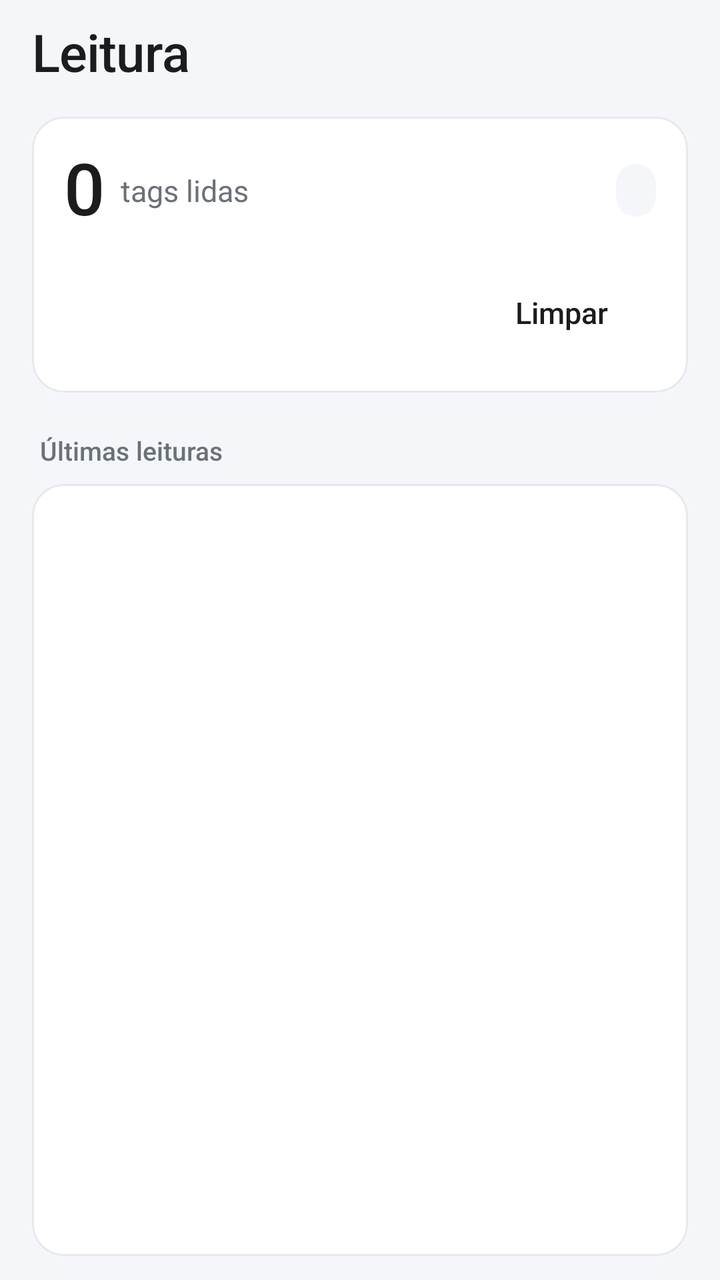
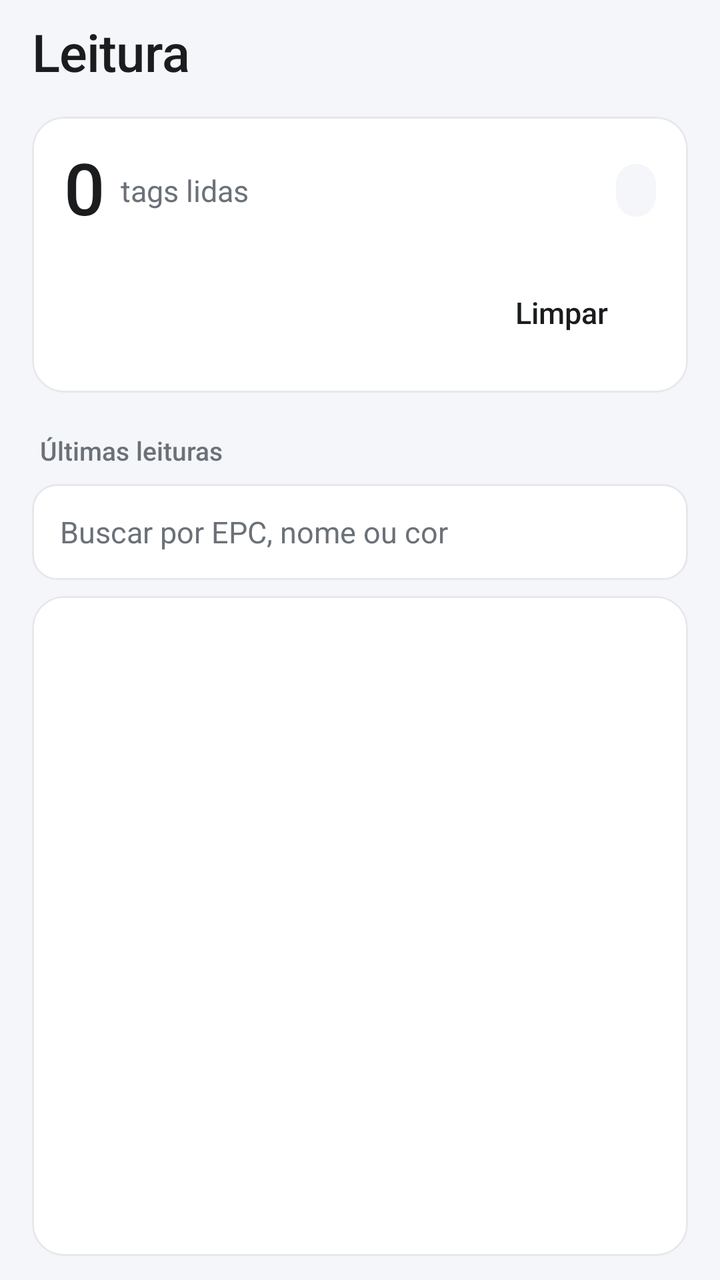

An Android layout rendered at two revisions. The XML below is the earlier revision; the diff shows what the commit changed to produce the second picture.
<!-- AndroidManifest.xml: application theme Theme.InventarioTRI082 -->
<!-- res/layout/fragment_leitura.xml -->
<?xml version="1.0" encoding="utf-8"?>
<LinearLayout xmlns:android="http://schemas.android.com/apk/res/android"
    xmlns:app="http://schemas.android.com/apk/res-auto"
    android:layout_width="match_parent"
    android:layout_height="match_parent"
    android:orientation="vertical"
    android:background="@color/fundo"
    android:paddingHorizontal="16dp"
    android:paddingTop="12dp"
    android:paddingBottom="12dp">

    <TextView
        android:id="@+id/leitura_titulo"
        style="@style/Titulo"
        android:layout_width="wrap_content"
        android:layout_height="wrap_content"
        android:layout_marginBottom="16dp"
        android:text="@string/titulo_leitura" />

    <com.google.android.material.card.MaterialCardView
        style="@style/Cartao"
        android:layout_width="match_parent"
        android:layout_height="wrap_content">

        <LinearLayout
            android:layout_width="match_parent"
            android:layout_height="wrap_content"
            android:orientation="vertical"
            android:padding="16dp">

            <LinearLayout
                android:layout_width="match_parent"
                android:layout_height="wrap_content"
                android:orientation="horizontal"
                android:gravity="center_vertical">

                <TextView
                    android:id="@+id/texto_contagem"
                    android:layout_width="wrap_content"
                    android:layout_height="wrap_content"
                    android:textColor="@color/texto"
                    android:textSize="36sp"
                    android:fontFamily="sans-serif-medium"
                    android:includeFontPadding="false"
                    android:text="0" />

                <TextView
                    android:layout_width="wrap_content"
                    android:layout_height="wrap_content"
                    android:layout_marginStart="8dp"
                    android:text="@string/leitura_tags_lidas"
                    android:textColor="@color/texto_secundario"
                    android:textSize="15sp" />

                <View
                    android:layout_width="0dp"
                    android:layout_height="1dp"
                    android:layout_weight="1" />

                <TextView
                    android:id="@+id/texto_status"
                    android:layout_width="wrap_content"
                    android:layout_height="wrap_content"
                    android:background="@drawable/bg_pill_cinza"
                    android:paddingHorizontal="10dp"
                    android:paddingVertical="5dp"
                    android:textColor="@color/texto_secundario"
                    android:textSize="12sp"
                    android:fontFamily="sans-serif-medium" />
            </LinearLayout>

            <LinearLayout
                android:layout_width="match_parent"
                android:layout_height="wrap_content"
                android:orientation="horizontal"
                android:layout_marginTop="16dp">

                <Button
                    android:id="@+id/botao_ler"
                    style="@style/Botao.Principal"
                    android:layout_width="0dp"
                    android:layout_height="wrap_content"
                    android:layout_weight="1"
                    android:enabled="false"
                    android:text="@string/leitura_iniciar" />

                <Button
                    android:id="@+id/botao_limpar"
                    style="@style/Botao.Secundario"
                    android:layout_width="wrap_content"
                    android:layout_height="wrap_content"
                    android:layout_marginStart="8dp"
                    android:text="@string/leitura_limpar" />
            </LinearLayout>

            <LinearLayout
                android:id="@+id/area_fila"
                android:layout_width="match_parent"
                android:layout_height="wrap_content"
                android:layout_marginTop="12dp"
                android:orientation="horizontal"
                android:gravity="center_vertical"
                android:background="@drawable/bg_pill_alerta"
                android:paddingStart="14dp"
                android:paddingEnd="4dp"
                android:visibility="gone">

                <TextView
                    android:id="@+id/texto_fila"
                    android:layout_width="0dp"
                    android:layout_height="wrap_content"
                    android:layout_weight="1"
                    android:textColor="@color/alerta_texto"
                    android:textSize="13sp"
                    android:fontFamily="sans-serif-medium" />

                <Button
                    android:id="@+id/botao_sincronizar"
                    style="@style/Botao.Quieto"
                    android:layout_width="wrap_content"
                    android:layout_height="wrap_content"
                    android:text="@string/fila_sincronizar" />
            </LinearLayout>
        </LinearLayout>
    </com.google.android.material.card.MaterialCardView>

    <TextView
        style="@style/RotuloSecao"
        android:layout_width="wrap_content"
        android:layout_height="wrap_content"
        android:layout_marginTop="20dp"
        android:layout_marginBottom="8dp"
        android:text="@string/leitura_ultimas" />

    <com.google.android.material.card.MaterialCardView
        style="@style/Cartao"
        android:layout_width="match_parent"
        android:layout_height="0dp"
        android:layout_weight="1">

        <androidx.recyclerview.widget.RecyclerView
            android:id="@+id/lista_leituras"
            android:layout_width="match_parent"
            android:layout_height="match_parent"
            android:clipToPadding="false" />
    </com.google.android.material.card.MaterialCardView>

</LinearLayout>
<!-- resources referenced by this layout -->
<resources>
  <color name="alerta_texto">#8A6D1F</color>
  <color name="fundo">#F4F6F9</color>
  <color name="texto">#1A1C1E</color>
  <color name="texto_secundario">#6B7178</color>
  <!-- drawable bg_pill_alerta (drawable) -->
  <?xml version="1.0" encoding="utf-8"?>
  <shape xmlns:android="http://schemas.android.com/apk/res/android" android:shape="rectangle">
      <solid android:color="@color/alerta_suave" />
      <corners android:radius="12dp" />
  </shape>
  <!-- drawable bg_pill_cinza (drawable) -->
  <?xml version="1.0" encoding="utf-8"?>
  <shape xmlns:android="http://schemas.android.com/apk/res/android" android:shape="rectangle">
      <solid android:color="@color/fundo" />
      <corners android:radius="999dp" />
  </shape>
  <string name="fila_sincronizar">Sincronizar</string>
  <string name="leitura_iniciar">Iniciar leitura</string>
  <string name="leitura_limpar">Limpar</string>
  <string name="leitura_tags_lidas">tags lidas</string>
  <string name="leitura_ultimas">Últimas leituras</string>
  <string name="titulo_leitura">Leitura</string>
  <style name="Botao.Quieto" parent="Widget.Material3.Button.TextButton">
          <item name="android:textColor">@color/navy</item>
          <item name="android:textAllCaps">false</item>
          <item name="android:textSize">14sp</item>
          <item name="android:letterSpacing">0</item>
      </style>
  <style name="Cartao" parent="Widget.Material3.CardView.Outlined">
          <item name="cardCornerRadius">16dp</item>
          <item name="cardElevation">0dp</item>
          <item name="strokeColor">@color/linha</item>
          <item name="strokeWidth">1dp</item>
          <item name="cardBackgroundColor">@color/branco</item>
      </style>
  <style name="RotuloSecao">
          <item name="android:textColor">@color/texto_secundario</item>
          <item name="android:textSize">13sp</item>
          <item name="android:fontFamily">sans-serif-medium</item>
          <item name="android:paddingStart">4dp</item>
      </style>
  <style name="Titulo">
          <item name="android:textColor">@color/texto</item>
          <item name="android:textSize">26sp</item>
          <item name="android:fontFamily">sans-serif-medium</item>
          <item name="android:letterSpacing">-0.01</item>
          <item name="android:includeFontPadding">false</item>
      </style>
  <color name="alerta_suave">#FBF3E0</color>
  <color name="branco">#FFFFFF</color>
  <color name="navy">#2B448C</color>
  <color name="linha">#E6E8EC</color>
  <color name="verde">#2E9E5B</color>
  <!-- unchanged entries left out for length: 3 -->
</resources>

<!-- the commit's change to res/layout/fragment_leitura.xml (unified diff, before → after) -->
@@ -132,17 +132,43 @@
         android:layout_marginBottom="8dp"
         android:text="@string/leitura_ultimas" />
 
+    <EditText
+        android:id="@+id/leitura_busca"
+        style="@style/Campo"
+        android:layout_width="match_parent"
+        android:layout_height="wrap_content"
+        android:layout_marginBottom="8dp"
+        android:hint="@string/leitura_buscar"
+        android:inputType="textNoSuggestions"
+        android:importantForAutofill="no" />
+
     <com.google.android.material.card.MaterialCardView
         style="@style/Cartao"
         android:layout_width="match_parent"
         android:layout_height="0dp"
         android:layout_weight="1">
 
-        <androidx.recyclerview.widget.RecyclerView
-            android:id="@+id/lista_leituras"
+        <FrameLayout
             android:layout_width="match_parent"
-            android:layout_height="match_parent"
-            android:clipToPadding="false" />
+            android:layout_height="match_parent">
+
+            <androidx.recyclerview.widget.RecyclerView
+                android:id="@+id/lista_leituras"
+                android:layout_width="match_parent"
+                android:layout_height="match_parent"
+                android:clipToPadding="false" />
+
+            <TextView
+                android:id="@+id/leitura_busca_vazia"
+                android:layout_width="match_parent"
+                android:layout_height="wrap_content"
+                android:layout_marginTop="24dp"
+                android:gravity="center"
+                android:text="@string/leitura_busca_vazia"
+                android:textColor="@color/texto_secundario"
+                android:textSize="14sp"
+                android:visibility="gone" />
+        </FrameLayout>
     </com.google.android.material.card.MaterialCardView>
 
 </LinearLayout>
<!-- resource entries referenced after the edit -->
@@ -17,6 +17,8 @@
       <corners android:radius="999dp" />
   </shape>
   <string name="fila_sincronizar">Sincronizar</string>
+  <string name="leitura_busca_vazia">Nenhuma tag lida com essa busca.</string>
+  <string name="leitura_buscar">Buscar por EPC, nome ou cor</string>
   <string name="leitura_iniciar">Iniciar leitura</string>
   <string name="leitura_limpar">Limpar</string>
   <string name="leitura_tags_lidas">tags lidas</string>
@@ -27,6 +29,15 @@
           <item name="android:textAllCaps">false</item>
           <item name="android:textSize">14sp</item>
           <item name="android:letterSpacing">0</item>
+      </style>
+  <style name="Campo">
+          <item name="android:background">@drawable/bg_campo</item>
+          <item name="android:minHeight">48dp</item>
+          <item name="android:paddingStart">14dp</item>
+          <item name="android:paddingEnd">14dp</item>
+          <item name="android:textColor">@color/texto</item>
+          <item name="android:textColorHint">@color/texto_secundario</item>
+          <item name="android:textSize">15sp</item>
       </style>
   <style name="Cartao" parent="Widget.Material3.CardView.Outlined">
           <item name="cardCornerRadius">16dp</item>
@@ -52,6 +63,24 @@
   <color name="branco">#FFFFFF</color>
   <color name="navy">#2B448C</color>
   <color name="linha">#E6E8EC</color>
+  <!-- drawable bg_campo (drawable) -->
+  <?xml version="1.0" encoding="utf-8"?>
+  <selector xmlns:android="http://schemas.android.com/apk/res/android">
+      <item android:state_focused="true">
+          <shape android:shape="rectangle">
+              <solid android:color="@color/branco" />
+              <corners android:radius="12dp" />
+              <stroke android:width="2dp" android:color="@color/navy" />
+          </shape>
+      </item>
+      <item>
+          <shape android:shape="rectangle">
+              <solid android:color="@color/branco" />
+              <corners android:radius="12dp" />
+              <stroke android:width="1dp" android:color="@color/linha" />
+          </shape>
+      </item>
+  </selector>
   <color name="verde">#2E9E5B</color>
   <!-- unchanged entries left out for length: 3 -->
 </resources>
